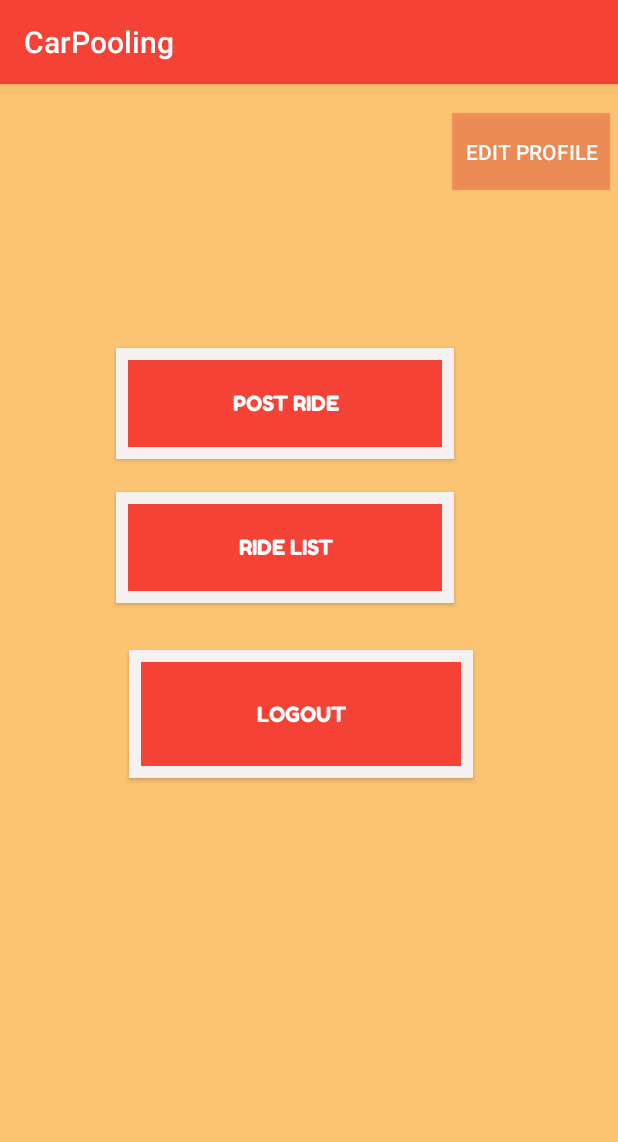
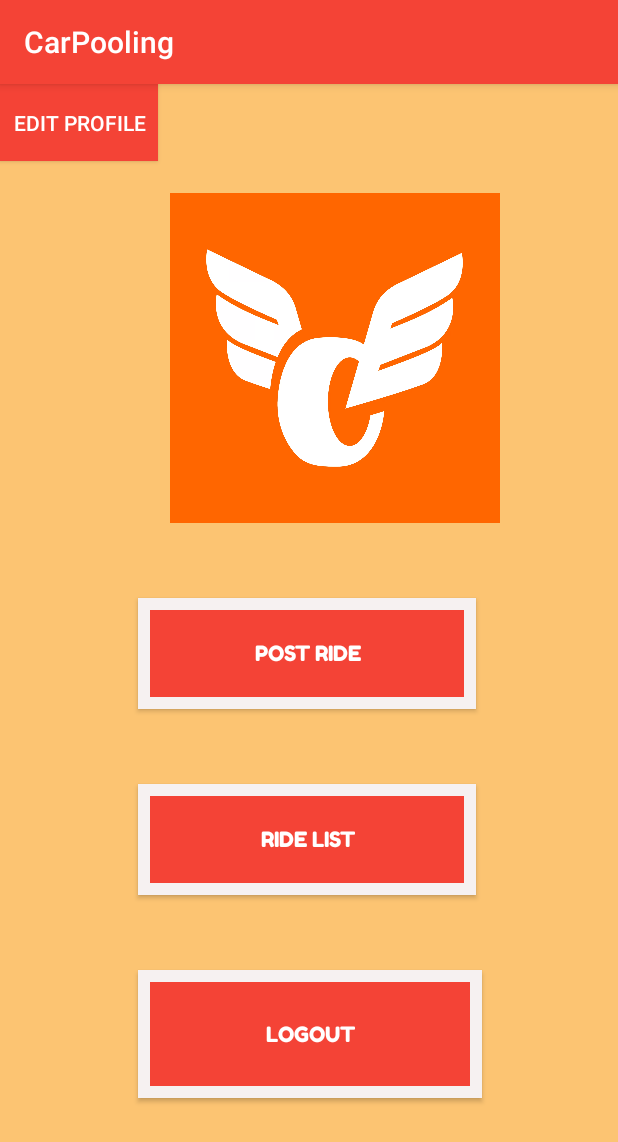
Before and after one commit to harpal779/CarPooling, an Android app: the Driver1 screen opened directly, with no data from a screen before it, on a phone screen of 412 x 824 dp. Shown: the top 1142 px of the screen. Run offline under Robolectric (Android 15) with nearby library versions, the phone set to English and light mode, and no system bars; Roboto replaces fonts that are not available here.

Commit message:
designing

```diff
--- a/app/src/main/res/layout/activity_driver1.xml
+++ b/app/src/main/res/layout/activity_driver1.xml
@@ -12,16 +12,16 @@
         android:layout_width="225dp"
         android:layout_height="74dp"
 
-        android:layout_marginStart="77dp"
-        android:layout_marginLeft="77dp"
-        android:layout_marginTop="176dp"
+        android:layout_marginStart="92dp"
+        android:layout_marginLeft="92dp"
+        android:layout_marginTop="50dp"
         android:background="@drawable/border"
         android:fontFamily="@font/fredoka_one"
         android:onClick="PostRide"
         android:text="Post Ride"
         android:textColor="#FFFFFF"
         app:layout_constraintStart_toStartOf="parent"
-        app:layout_constraintTop_toTopOf="parent"
+        app:layout_constraintTop_toBottomOf="@+id/car"
         tools:ignore="MissingConstraints,OnClick" />
 
     <Button
@@ -29,25 +29,25 @@
         android:layout_width="225dp"
         android:layout_height="74dp"
 
-        android:layout_marginStart="77dp"
-        android:layout_marginLeft="77dp"
-        android:layout_marginTop="22dp"
+        android:layout_marginStart="92dp"
+        android:layout_marginLeft="92dp"
+        android:layout_marginTop="50dp"
         android:background="@drawable/border"
         android:fontFamily="@font/fredoka_one"
+        android:onClick="Ridelist"
         android:text="RIDE LIST"
         android:textColor="#FFFFFF"
         app:layout_constraintStart_toStartOf="parent"
         app:layout_constraintTop_toBottomOf="@+id/button5"
-        android:onClick="Ridelist"
         tools:ignore="MissingConstraints,OnClick" />
 
     <Button
         android:id="@+id/button8"
         android:layout_width="229dp"
         android:layout_height="85dp"
-        android:layout_marginStart="86dp"
-        android:layout_marginLeft="86dp"
-        android:layout_marginTop="31dp"
+        android:layout_marginStart="92dp"
+        android:layout_marginLeft="92dp"
+        android:layout_marginTop="50dp"
         android:background="@drawable/border"
         android:fontFamily="@font/fredoka_one"
         android:text="Logout"
@@ -57,16 +57,25 @@
         app:layout_constraintTop_toBottomOf="@+id/button11"
         tools:ignore="MissingConstraints,OnClick" />
 
+    <ImageView
+        android:id="@+id/car"
+        android:layout_width="335dp"
+        android:layout_height="220dp"
+        android:layout_marginStart="55dp"
+        android:layout_marginLeft="55dp"
+        android:layout_marginTop="21dp"
+        app:layout_constraintStart_toStartOf="parent"
+        app:layout_constraintTop_toBottomOf="@+id/button12"
+        app:srcCompat="@drawable/carlogo"
+        tools:ignore="MissingConstraints" />
+
     <Button
         android:id="@+id/button12"
         android:layout_width="105dp"
         android:layout_height="51dp"
-        android:layout_marginStart="301dp"
-        android:layout_marginLeft="301dp"
-        android:layout_marginTop="19dp"
-        android:background="#60F44336"
+        android:background="#F44336"
         android:text="Edit Profile"
         android:textColor="#FFFFFF"
-        app:layout_constraintStart_toStartOf="parent"
-        app:layout_constraintTop_toTopOf="parent" />
+        tools:layout_editor_absoluteX="301dp"
+        tools:layout_editor_absoluteY="19dp" />
 </androidx.constraintlayout.widget.ConstraintLayout>
```
Also changed, not shown: app/src/main/res/drawable/carlogo.jpg (added).
